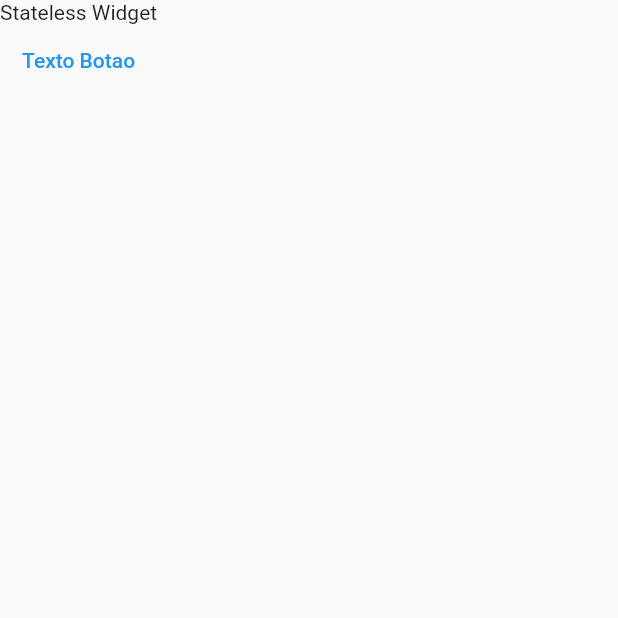
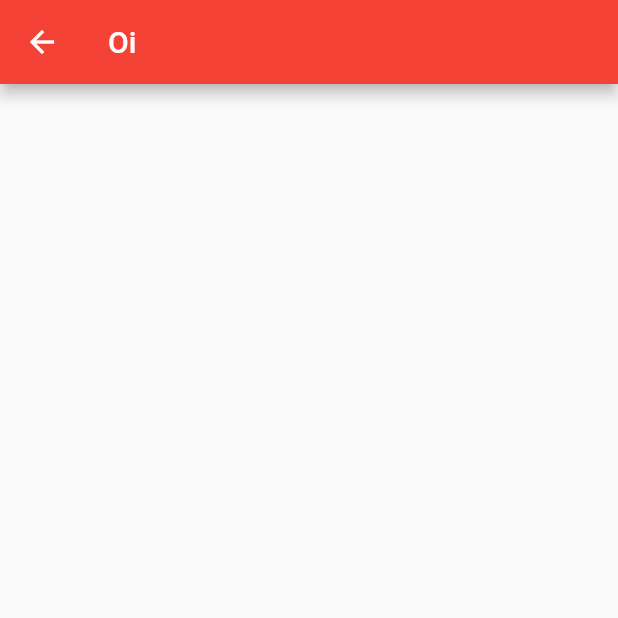
Before and after one commit to aloisiomartinez/flutter_primeiros_passos, a Flutter app: the HomePage screen opened directly, on a phone screen of 412 x 824 dp, the top half of it. Run offline on Flutter 3.47's test engine with Material 2 defaults, Android fonts, the phone set to English and light mode, and no system bars.

Commit message:
home page

```diff
--- a/lib/home_page.dart
+++ b/lib/home/home_page.dart
@@ -2,15 +2,14 @@ import 'package:flutter/cupertino.dart';
 import 'package:flutter/material.dart';
 
 class HomePage extends StatelessWidget {
+  const HomePage({ Key? key }) : super(key: key);
+
   @override
   Widget build(BuildContext context) {
     return Scaffold(
-      body: Column(
-        children: [
-          Text('Stateless Widget'),
-          TextButton(onPressed: () {}, child: Text('Texto Botao'),
-          ),
-        ],
+      appBar: AppBar(
+        title: Text('Oi'),
+        backgroundColor: Colors.red,
       ),
     );
   }
```
Also changed, not shown: lib/home_page_statefull.dart (deleted, +0 -17 lines), lib/main.dart (+1 -99 lines).
